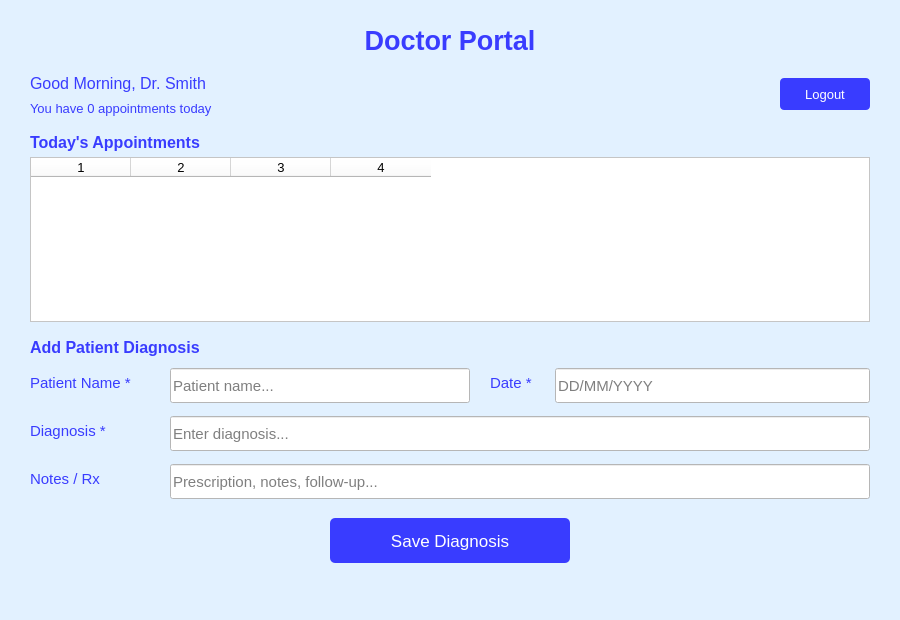
Above: DoctorDashboard.ui from sgillie123/Hospital before the change. Below: the same form after it.
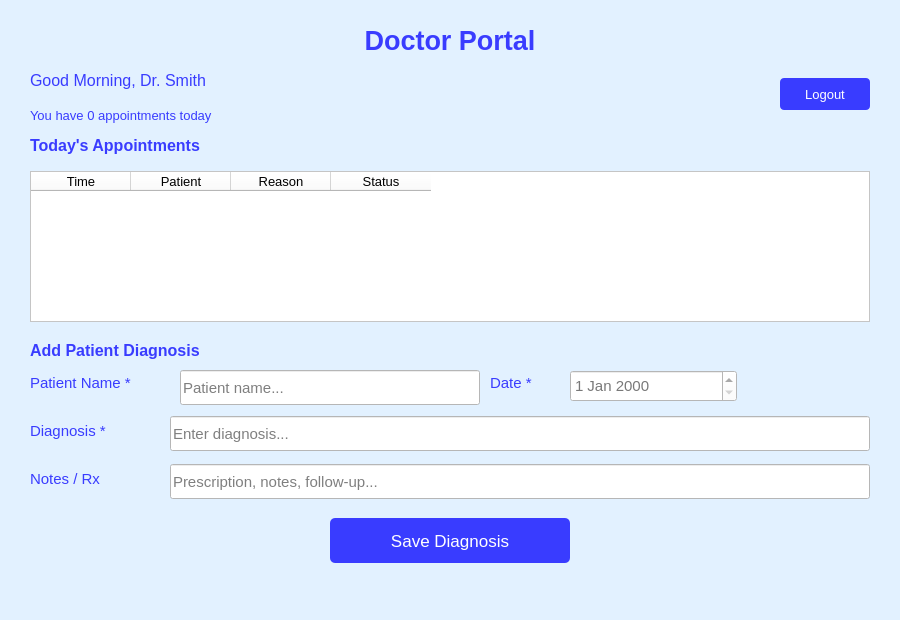
That is the form after the change.

Commit message: Editing files. Changed DOBs to have date change

```diff
--- a/DoctorDashboard.ui
+++ b/DoctorDashboard.ui
@@ -18,15 +18,37 @@
   </widget>
 
   <widget class="QLabel" name="docGreeting">
-   <property name="geometry"><rect><x>30</x><y>70</y><width>600</width><height>26</height></rect></property>
-   <property name="styleSheet"><string notr="true">color: rgb(57, 60, 255); font-size: 12pt;</string></property>
-   <property name="text"><string>Good Morning, Dr. Smith</string></property>
+   <property name="geometry">
+    <rect>
+     <x>30</x>
+     <y>60</y>
+     <width>600</width>
+     <height>41</height>
+    </rect>
+   </property>
+   <property name="styleSheet">
+    <string notr="true">color: rgb(57, 60, 255); font-size: 12pt;</string>
+   </property>
+   <property name="text">
+    <string>Good Morning, Dr. Smith</string>
+   </property>
   </widget>
 
   <widget class="QLabel" name="docSub">
-   <property name="geometry"><rect><x>30</x><y>97</y><width>600</width><height>22</height></rect></property>
-   <property name="styleSheet"><string notr="true">color: rgb(57, 60, 255); font-size: 10pt;</string></property>
-   <property name="text"><string>You have 0 appointments today</string></property>
+   <property name="geometry">
+    <rect>
+     <x>30</x>
+     <y>100</y>
+     <width>600</width>
+     <height>31</height>
+    </rect>
+   </property>
+   <property name="styleSheet">
+    <string notr="true">color: rgb(57, 60, 255); font-size: 10pt;</string>
+   </property>
+   <property name="text">
+    <string>You have 0 appointments today</string>
+   </property>
   </widget>
 
   <widget class="QPushButton" name="LogoutButton">
@@ -37,40 +59,117 @@
 
   <!-- Appointments -->
   <widget class="QLabel" name="apptLabel">
-   <property name="geometry"><rect><x>30</x><y>130</y><width>300</width><height>24</height></rect></property>
-   <property name="styleSheet"><string notr="true">color: rgb(57, 60, 255); font-size: 12pt; font-weight: bold;</string></property>
-   <property name="text"><string>Today's Appointments</string></property>
+   <property name="geometry">
+    <rect>
+     <x>30</x>
+     <y>130</y>
+     <width>300</width>
+     <height>31</height>
+    </rect>
+   </property>
+   <property name="styleSheet">
+    <string notr="true">color: rgb(57, 60, 255); font-size: 12pt; font-weight: bold;</string>
+   </property>
+   <property name="text">
+    <string>Today's Appointments</string>
+   </property>
   </widget>
 
   <widget class="QTableWidget" name="AppointmentsTable">
-   <property name="geometry"><rect><x>30</x><y>157</y><width>840</width><height>165</height></rect></property>
-   <property name="styleSheet"><string notr="true">background-color: white; font-size: 10pt; color: rgb(0,0,0);</string></property>
-   <property name="columnCount"><number>4</number></property>
-   <property name="rowCount"><number>0</number></property>
-   <property name="selectionBehavior"><enum>QAbstractItemView::SelectionBehavior::SelectRows</enum></property>
-   <property name="editTriggers"><set>QAbstractItemView::EditTrigger::NoEditTriggers</set></property>
-   <attribute name="horizontalHeaderItem"><column>0</column><property name="text"><string>Time</string></property></attribute>
-   <attribute name="horizontalHeaderItem"><column>1</column><property name="text"><string>Patient</string></property></attribute>
-   <attribute name="horizontalHeaderItem"><column>2</column><property name="text"><string>Reason</string></property></attribute>
-   <attribute name="horizontalHeaderItem"><column>3</column><property name="text"><string>Status</string></property></attribute>
+   <property name="geometry">
+    <rect>
+     <x>30</x>
+     <y>171</y>
+     <width>840</width>
+     <height>151</height>
+    </rect>
+   </property>
+   <property name="styleSheet">
+    <string notr="true">background-color: white; font-size: 10pt; color: rgb(0,0,0);</string>
+   </property>
+   <property name="editTriggers">
+    <set>QAbstractItemView::EditTrigger::NoEditTriggers</set>
+   </property>
+   <property name="selectionBehavior">
+    <enum>QAbstractItemView::SelectionBehavior::SelectRows</enum>
+   </property>
+   <property name="rowCount">
+    <number>0</number>
+   </property>
+   <property name="columnCount">
+    <number>4</number>
+   </property>
+   <column>
+    <property name="text">
+     <string>Time</string>
+    </property>
+   </column>
+   <column>
+    <property name="text">
+     <string>Patient</string>
+    </property>
+   </column>
+   <column>
+    <property name="text">
+     <string>Reason</string>
+    </property>
+   </column>
+   <column>
+    <property name="text">
+     <string>Status</string>
+    </property>
+   </column>
   </widget>
 
   <!-- Add Diagnosis -->
   <widget class="QLabel" name="diagLabel">
-   <property name="geometry"><rect><x>30</x><y>335</y><width>300</width><height>24</height></rect></property>
-   <property name="styleSheet"><string notr="true">color: rgb(57, 60, 255); font-size: 12pt; font-weight: bold;</string></property>
-   <property name="text"><string>Add Patient Diagnosis</string></property>
+   <property name="geometry">
+    <rect>
+     <x>30</x>
+     <y>335</y>
+     <width>300</width>
+     <height>31</height>
+    </rect>
+   </property>
+   <property name="styleSheet">
+    <string notr="true">color: rgb(57, 60, 255); font-size: 12pt; font-weight: bold;</string>
+   </property>
+   <property name="text">
+    <string>Add Patient Diagnosis</string>
+   </property>
   </widget>
 
   <widget class="QLabel" name="lPatient">
-   <property name="geometry"><rect><x>30</x><y>372</y><width>130</width><height>22</height></rect></property>
-   <property name="styleSheet"><string notr="true">color: rgb(57, 60, 255); font-size: 11pt;</string></property>
-   <property name="text"><string>Patient Name *</string></property>
+   <property name="geometry">
+    <rect>
+     <x>30</x>
+     <y>372</y>
+     <width>151</width>
+     <height>22</height>
+    </rect>
+   </property>
+   <property name="styleSheet">
+    <string notr="true">color: rgb(57, 60, 255); font-size: 11pt;</string>
+   </property>
+   <property name="text">
+    <string>Patient Name *</string>
+   </property>
   </widget>
   <widget class="QLineEdit" name="DiagPatientID">
-   <property name="geometry"><rect><x>170</x><y>368</y><width>300</width><height>35</height></rect></property>
-   <property name="styleSheet"><string notr="true">font-size: 11pt; color: rgb(0,0,0); background-color: white;</string></property>
-   <property name="placeholderText"><string>Patient name...</string></property>
+   <property name="geometry">
+    <rect>
+     <x>180</x>
+     <y>370</y>
+     <width>300</width>
+     <height>35</height>
+    </rect>
+   </property>
+   <property name="styleSheet">
+    <string notr="true">font-size: 11pt; color: rgb(0,0,0); background-color: white;</string>
+   </property>
+   <property name="placeholderText">
+    <string>Patient name...</string>
+   </property>
   </widget>
 
   <widget class="QLabel" name="lDiagDate">
@@ -78,12 +177,6 @@
    <property name="styleSheet"><string notr="true">color: rgb(57, 60, 255); font-size: 11pt;</string></property>
    <property name="text"><string>Date *</string></property>
   </widget>
-  <widget class="QLineEdit" name="DiagDate">
-   <property name="geometry"><rect><x>555</x><y>368</y><width>315</width><height>35</height></rect></property>
-   <property name="styleSheet"><string notr="true">font-size: 11pt; color: rgb(0,0,0); background-color: white;</string></property>
-   <property name="placeholderText"><string>DD/MM/YYYY</string></property>
-  </widget>
-
   <widget class="QLabel" name="lDiagnosis">
    <property name="geometry"><rect><x>30</x><y>420</y><width>130</width><height>22</height></rect></property>
    <property name="styleSheet"><string notr="true">color: rgb(57, 60, 255); font-size: 11pt;</string></property>
@@ -111,7 +204,19 @@
    <property name="styleSheet"><string notr="true">background-color: rgb(57, 60, 255); color: white; font-size: 13pt; border-radius: 5px;</string></property>
    <property name="text"><string>Save Diagnosis</string></property>
   </widget>
-
+  <widget class="QDateEdit" name="DiagDate">
+   <property name="geometry">
+    <rect>
+     <x>570</x>
+     <y>370</y>
+     <width>167</width>
+     <height>32</height>
+    </rect>
+   </property>
+   <property name="styleSheet">
+    <string notr="true">font-size: 11pt; color: rgb(120, 120, 120); background-color: white; </string>
+   </property>
+  </widget>
  </widget>
  <resources/>
  <connections/>
```
Left out of the diff: 164 changed lines with no effect on the pictures. The commit also changes 6 other files.
